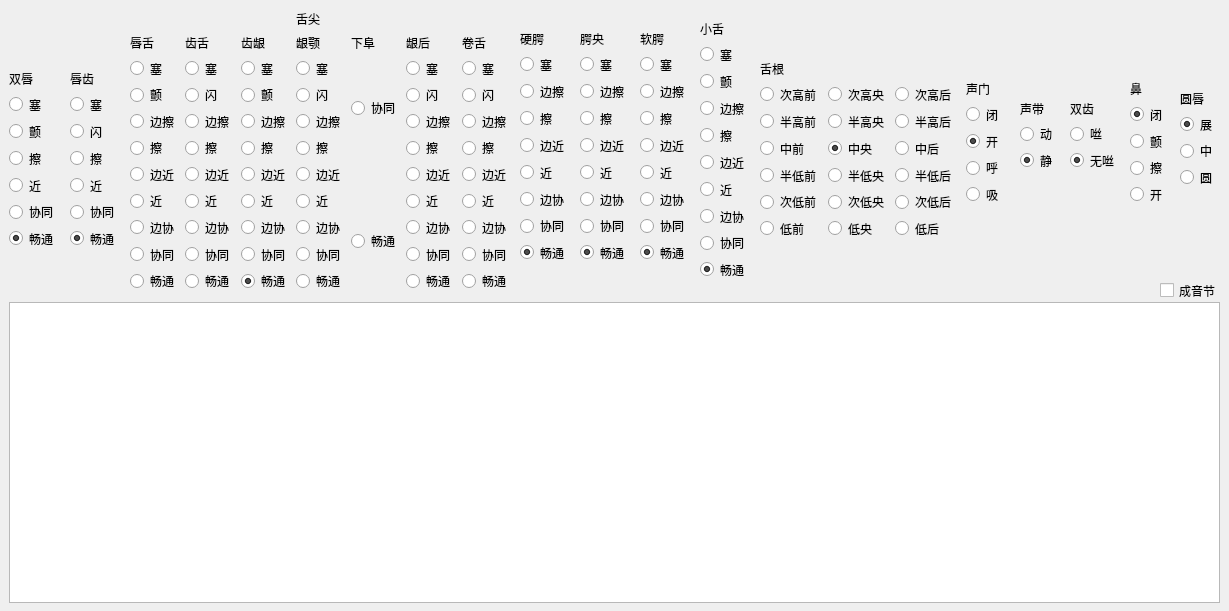
Above: PhoneticsTeachingAid_Qt/widget.ui from l257737602/Hypothetical-steady-state-vocal-signal-IPA-generator before the change. Below: the same form after it.
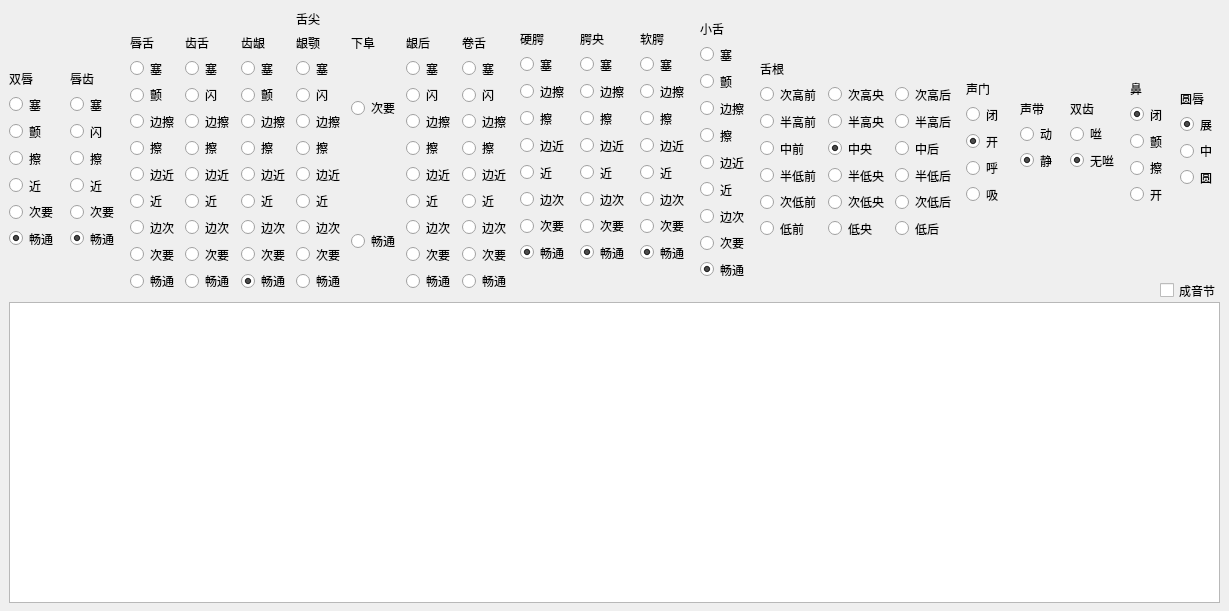
That is the form after the change.

The edit to the form file:
```diff
--- a/PhoneticsTeachingAid_Qt/widget.ui
+++ b/PhoneticsTeachingAid_Qt/widget.ui
@@ -68,14 +68,14 @@
     <item row="6" column="0">
      <widget class="QRadioButton" name="rreebmxp">
       <property name="text">
-       <string>边协</string>
+       <string>边次</string>
       </property>
      </widget>
     </item>
     <item row="7" column="0">
      <widget class="QRadioButton" name="rreexpts">
       <property name="text">
-       <string>协同</string>
+       <string>次要</string>
       </property>
      </widget>
     </item>
@@ -146,14 +146,14 @@
     <item row="6" column="0">
      <widget class="QRadioButton" name="eeyhbmxp">
       <property name="text">
-       <string>边协</string>
+       <string>边次</string>
       </property>
      </widget>
     </item>
     <item row="7" column="0">
      <widget class="QRadioButton" name="eeyhxpts">
       <property name="text">
-       <string>协同</string>
+       <string>次要</string>
       </property>
      </widget>
     </item>
@@ -224,14 +224,14 @@
     <item row="6" column="0">
      <widget class="QRadioButton" name="ykeebmxp">
       <property name="text">
-       <string>边协</string>
+       <string>边次</string>
       </property>
      </widget>
     </item>
     <item row="7" column="0">
      <widget class="QRadioButton" name="ykeexpts">
       <property name="text">
-       <string>协同</string>
+       <string>次要</string>
       </property>
      </widget>
     </item>
@@ -554,14 +554,14 @@
     <item row="7" column="0">
      <widget class="QRadioButton" name="xnuebmxp">
       <property name="text">
-       <string>边协</string>
+       <string>边次</string>
       </property>
      </widget>
     </item>
     <item row="8" column="0">
      <widget class="QRadioButton" name="xnuexpts">
       <property name="text">
-       <string>协同</string>
+       <string>次要</string>
       </property>
      </widget>
     </item>
@@ -773,7 +773,7 @@
     <item row="5" column="0">
      <widget class="QRadioButton" name="uliyxpts">
       <property name="text">
-       <string>协同</string>
+       <string>次要</string>
       </property>
      </widget>
     </item>
@@ -832,7 +832,7 @@
     <item row="9" column="3">
      <widget class="QRadioButton" name="ybeebmxp">
       <property name="text">
-       <string>边协</string>
+       <string>边次</string>
       </property>
      </widget>
     </item>
@@ -923,7 +923,7 @@
     <item row="9" column="6">
      <widget class="QRadioButton" name="jruebmxp">
       <property name="text">
-       <string>边协</string>
+       <string>边次</string>
       </property>
      </widget>
     </item>
@@ -937,14 +937,14 @@
     <item row="10" column="1">
      <widget class="QRadioButton" name="iiuexpts">
       <property name="text">
-       <string>协同</string>
+       <string>次要</string>
       </property>
      </widget>
     </item>
     <item row="9" column="0">
      <widget class="QRadioButton" name="iyuebmxp">
       <property name="text">
-       <string>边协</string>
+       <string>边次</string>
       </property>
      </widget>
     </item>
@@ -972,7 +972,7 @@
     <item row="9" column="2">
      <widget class="QRadioButton" name="iiybbmxp">
       <property name="text">
-       <string>边协</string>
+       <string>边次</string>
       </property>
      </widget>
     </item>
@@ -1129,14 +1129,14 @@
     <item row="10" column="5">
      <widget class="QRadioButton" name="ybhzxpts">
       <property name="text">
-       <string>协同</string>
+       <string>次要</string>
       </property>
      </widget>
     </item>
     <item row="10" column="3">
      <widget class="QRadioButton" name="ybeexpts">
       <property name="text">
-       <string>协同</string>
+       <string>次要</string>
       </property>
      </widget>
     </item>
@@ -1150,14 +1150,14 @@
     <item row="10" column="0">
      <widget class="QRadioButton" name="iyuexpts">
       <property name="text">
-       <string>协同</string>
+       <string>次要</string>
       </property>
      </widget>
     </item>
     <item row="10" column="2">
      <widget class="QRadioButton" name="iiybxpts">
       <property name="text">
-       <string>协同</string>
+       <string>次要</string>
       </property>
      </widget>
     </item>
@@ -1185,7 +1185,7 @@
     <item row="10" column="6">
      <widget class="QRadioButton" name="jruexpts">
       <property name="text">
-       <string>协同</string>
+       <string>次要</string>
       </property>
      </widget>
     </item>
@@ -1199,7 +1199,7 @@
     <item row="9" column="1">
      <widget class="QRadioButton" name="iiuebmxp">
       <property name="text">
-       <string>边协</string>
+       <string>边次</string>
       </property>
      </widget>
     </item>
@@ -1241,7 +1241,7 @@
     <item row="9" column="5">
      <widget class="QRadioButton" name="ybhzbmxp">
       <property name="text">
-       <string>边协</string>
+       <string>边次</string>
       </property>
      </widget>
     </item>
@@ -1261,7 +1261,7 @@
     <item row="3" column="4" rowspan="4">
      <widget class="QRadioButton" name="xxfuxpts">
       <property name="text">
-       <string>协同</string>
+       <string>次要</string>
       </property>
      </widget>
     </item>
@@ -1274,7 +1274,7 @@
     </item>
    </layout>
   </widget>
-  <widget class="QWidget" name="">
+  <widget class="QWidget" name="layoutWidget">
    <property name="geometry">
     <rect>
      <x>70</x>
@@ -1322,7 +1322,7 @@
     <item row="5" column="0">
      <widget class="QRadioButton" name="iyiixpts">
       <property name="text">
-       <string>协同</string>
+       <string>次要</string>
       </property>
      </widget>
     </item>
```
